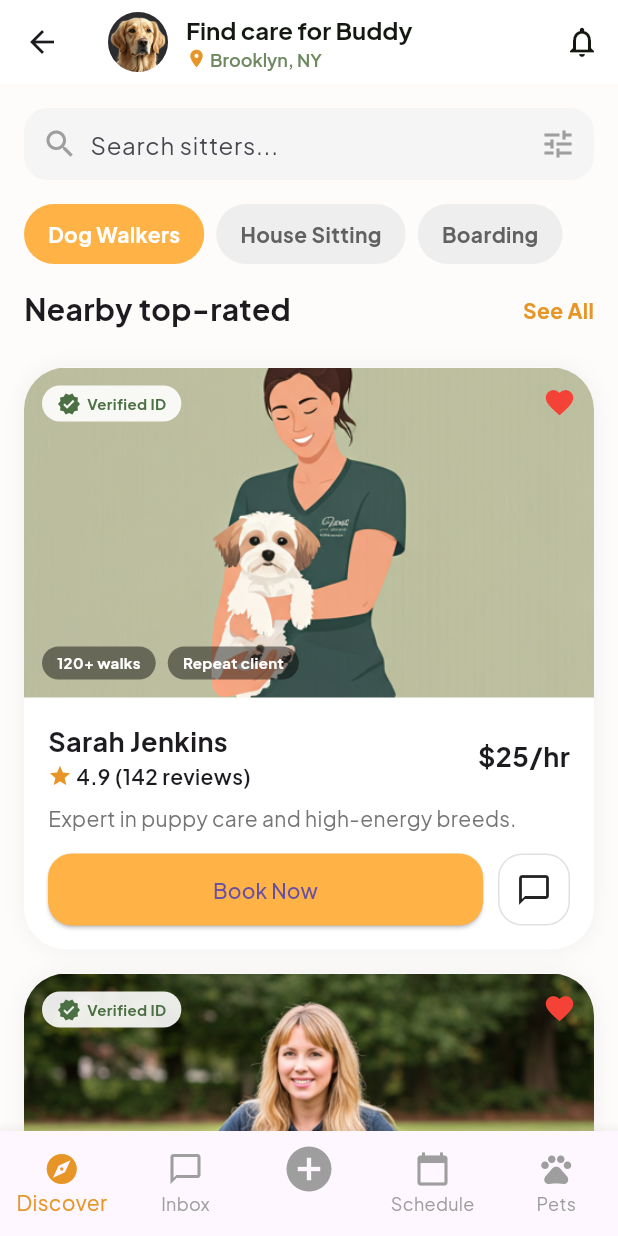
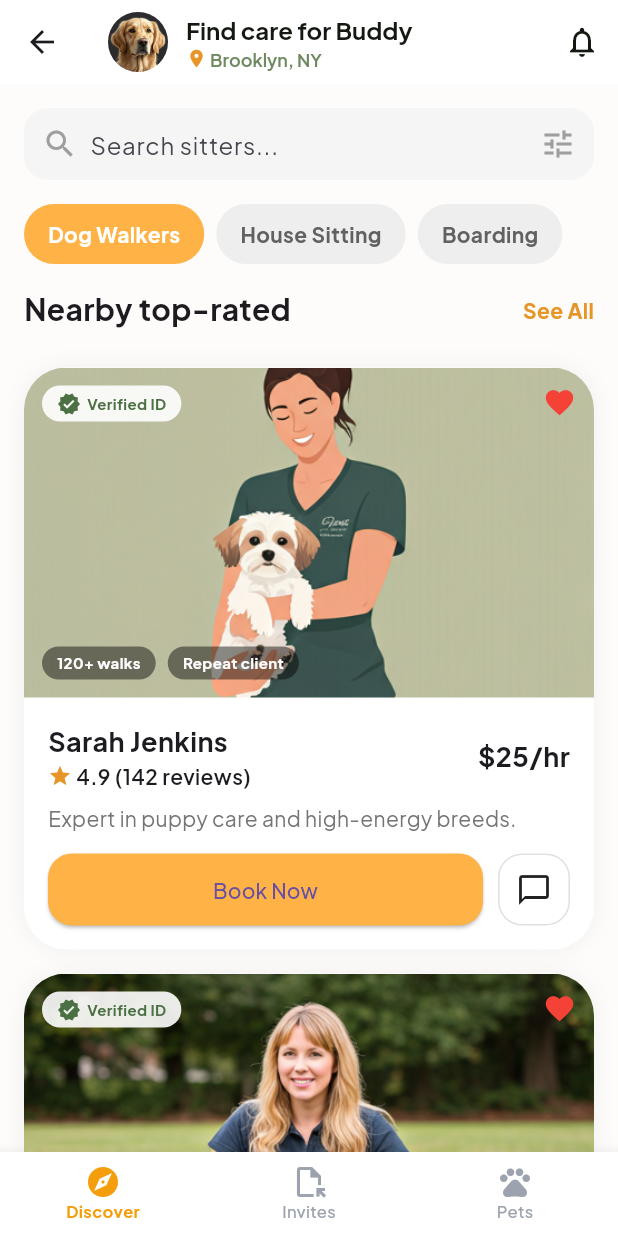
Before and after one commit to kalviumcommunity/S53-Jan2026-S53-Team-01-Flutter-Firebase-PetSure, a Flutter app: the RoleSelectionScreen screen opened directly, after a tap on "I'm a Pet Owner", after a tap on "Continue", on a phone screen of 412 x 824 dp. Run offline on Flutter 3.47's test engine with Material 3 defaults, Android fonts, the phone set to English and light mode, and no system bars; our stand-ins replace cloud_firestore, firebase_auth, firebase_core; accounts and stored records are empty.

Commit message:
feat: add pet owner profile page

```diff
--- a/pet_sure/lib/screens/petowner/dashboard_screen.dart
+++ b/pet_sure/lib/screens/petowner/dashboard_screen.dart
@@ -97,7 +97,7 @@ class DiscoverScreen extends StatelessWidget {
       ),
 
       /* ---------------- BOTTOM NAV ---------------- */
-      bottomNavigationBar: _bottomNav(),
+      // bottomNavigationBar: _bottomNav(),
     );
   }
 
@@ -374,23 +374,5 @@ class DiscoverScreen extends StatelessWidget {
     );
   }
 
-  Widget _bottomNav() {
-    return BottomNavigationBar(
-      type: BottomNavigationBarType.fixed,
-      selectedItemColor: amberDeep,
-      unselectedItemColor: Colors.grey,
-      items: const [
-        BottomNavigationBarItem(
-            icon: Icon(Icons.explore), label: 'Discover'),
-        BottomNavigationBarItem(
-            icon: Icon(Icons.chat_bubble_outline), label: 'Inbox'),
-        BottomNavigationBarItem(
-            icon: Icon(Icons.add_circle, size: 36), label: ''),
-        BottomNavigationBarItem(
-            icon: Icon(Icons.calendar_today), label: 'Schedule'),
-        BottomNavigationBarItem(
-            icon: Icon(Icons.pets), label: 'Pets'),
-      ],
-    );
-  }
+
 }
--- a/pet_sure/lib/screens/petowner/petowner_main_screen.dart
+++ b/pet_sure/lib/screens/petowner/petowner_main_screen.dart
@@ -4,9 +4,7 @@ import 'package:pet_sure/core/app_theme.dart';
 // TODO: update imports with your actual screen paths
 import 'package:pet_sure/screens/petowner/dashboard_screen.dart';
 import 'package:pet_sure/screens/petowner/invites_screen.dart';
-// import 'package:pet_sure/screens/petowner/create_screen.dart';
-// import 'package:pet_sure/screens/petowner/schedule_screen.dart';
-// import 'package:pet_sure/screens/petowner/pets_screen.dart';
+import 'package:pet_sure/screens/petowner/profile_screen.dart';
 
 class PetOwnerMainScreen extends StatefulWidget {
   const PetOwnerMainScreen({super.key});
@@ -21,9 +19,7 @@ class _PetOwnerMainScreenState extends State<PetOwnerMainScreen> {
   final List<Widget> _screens = const [
     DiscoverScreen(),
     InviteScreen(),
-    // PetOwnerCreateScreen(),
-    // PetOwnerScheduleScreen(),
-    // PetOwnerPetsScreen(),
+    ProfileScreen(),
   ];
 
   void _onItemTapped(int index) {
@@ -62,21 +58,9 @@ class _PetOwnerMainScreenState extends State<PetOwnerMainScreen> {
             label: 'Discover',
           ),
           BottomNavigationBarItem(
-            icon: Icon(Icons.chat_bubble_outline),
-            activeIcon: Icon(Icons.chat_bubble),
-            label: 'Inbox',
-          ),
-          BottomNavigationBarItem(
-            icon: Icon(
-              Icons.add_circle,
-              size: 36,
-            ),
-            label: '',
-          ),
-          BottomNavigationBarItem(
-            icon: Icon(Icons.calendar_today_outlined),
-            activeIcon: Icon(Icons.calendar_today),
-            label: 'Schedule',
+            icon: Icon(Icons.file_open_outlined),
+            activeIcon: Icon(Icons.file_open),
+            label: 'Invites',
           ),
           BottomNavigationBarItem(
             icon: Icon(Icons.pets_outlined),
--- /dev/null
+++ b/pet_sure/lib/screens/petowner/profile_screen.dart
@@ -0,0 +1,292 @@
+import 'package:flutter/material.dart';
+import 'package:pet_sure/core/app_theme.dart';
+import 'package:pet_sure/screens/login_screen.dart';
+import 'package:pet_sure/services/auth_service.dart';
+
+class ProfileScreen extends StatelessWidget {
+  const ProfileScreen({super.key});
+
+  @override
+  Widget build(BuildContext context) {
+      return SafeArea(
+        child: Column(
+          children: [
+            _buildAppBar(),
+            Expanded(
+              child: SingleChildScrollView(
+                padding: const EdgeInsets.symmetric(horizontal: 20),
+                child: Column(
+                  children: [
+                    const SizedBox(height: 10),
+                    _buildProfileHeader(),
+                    const SizedBox(height: 20),
+                    _buildStatsRow(),
+                    const SizedBox(height: 25),
+                    _buildPetsSection(),
+                    const SizedBox(height: 20),
+                    _buildAddPetButton(),
+                    const SizedBox(height: 30),
+                    _buildLogoutButton(context),
+                  ],
+                ),
+              ),
+            ),
+          ],
+        ),
+      );
+
+  }
+
+    Widget _buildLogoutButton(context) {
+    return SizedBox(
+      width: double.infinity,
+      child: ElevatedButton(
+        onPressed: () async {
+          await AuthService().logout();
+
+          if (context.mounted) {
+            Navigator.pushAndRemoveUntil(
+              context,
+              MaterialPageRoute(builder: (_) => const LoginScreen()),
+              (route) => false,
+            );
+          }
+        },
+        style: ElevatedButton.styleFrom(
+          backgroundColor: AppTheme.primaryOrange,
+          foregroundColor: Colors.white,
+          padding: const EdgeInsets.symmetric(vertical: 16),
+          shape: RoundedRectangleBorder(
+            borderRadius: BorderRadius.circular(16),
+          ),
+          elevation: 0,
+        ),
+        child: const Row(
+          mainAxisAlignment: MainAxisAlignment.center,
+          children: [
+            Text(
+              'Logout',
+              style: TextStyle(fontSize: 16, fontWeight: FontWeight.bold),
+            ),
+            SizedBox(width: 8),
+            Icon(Icons.logout, size: 16),
+          ],
+        ),
+      ),
+    );
+  }
+
+
+  Widget _buildAppBar() {
+    return Padding(
+      padding: const EdgeInsets.symmetric(horizontal: 10),
+      child: Row(
+        mainAxisAlignment: MainAxisAlignment.spaceBetween,
+        children: const [
+          CircleAvatar(
+            backgroundColor: Colors.white,
+            child: Icon(Icons.arrow_back, color: Colors.black),
+          ),
+          Text("Profile",
+              style: TextStyle(fontSize: 18, fontWeight: FontWeight.w600)),
+          CircleAvatar(
+            backgroundColor: Colors.white,
+            child: Icon(Icons.settings, color: Colors.black),
+          ),
+        ],
+      ),
+    );
+  }
+
+  Widget _buildProfileHeader() {
+    return Column(
+      children: [
+        Stack(
+          children: [
+            const CircleAvatar(
+              radius: 45,
+              backgroundImage: AssetImage("assets/profile.jpg"),
+            ),
+            Positioned(
+              bottom: 0,
+              right: 0,
+              child: Container(
+                padding: const EdgeInsets.all(6),
+                decoration: const BoxDecoration(
+                  shape: BoxShape.circle,
+                  color: Colors.white,
+                ),
+                child: const Icon(Icons.camera_alt, size: 18),
+              ),
+            )
+          ],
+        ),
+        const SizedBox(height: 10),
+        const Text("Marcus Thompson",
+            style: TextStyle(fontSize: 20, fontWeight: FontWeight.bold)),
+        const SizedBox(height: 4),
+        const Text("Pet Owner • Austin, TX",
+            style: TextStyle(color: Colors.grey)),
+        const SizedBox(height: 8),
+        Container(
+          padding: const EdgeInsets.symmetric(horizontal: 12, vertical: 6),
+          decoration: BoxDecoration(
+            color: Colors.green.shade50,
+            borderRadius: BorderRadius.circular(20),
+          ),
+          child: const Text("Profile Verified",
+              style: TextStyle(color: Colors.green)),
+        )
+      ],
+    );
+  }
+
+  Widget _buildStatsRow() {
+    return Row(
+      mainAxisAlignment: MainAxisAlignment.spaceBetween,
+      children: const [
+        _StatCard(title: "3", subtitle: "PETS"),
+        _StatCard(title: "12", subtitle: "BOOKINGS"),
+        _StatCard(title: "4.8", subtitle: "RATING"),
+      ],
+    );
+  }
+
+  Widget _buildPetsSection() {
+    return Column(
+      crossAxisAlignment: CrossAxisAlignment.start,
+      children: const [
+        Row(
+          children: [
+            Icon(Icons.pets, color: Colors.orange),
+            SizedBox(width: 8),
+            Text("Your Pets",
+                style: TextStyle(fontSize: 16, fontWeight: FontWeight.w600)),
+          ],
+        ),
+        SizedBox(height: 15),
+        PetCard(
+          name: "Luna",
+          breed: "Golden Retriever • 3 yrs",
+          tags: ["Active", "Vaccinated"],
+          image: "assets/dog.jpg",
+        ),
+        SizedBox(height: 12),
+        PetCard(
+          name: "Oliver",
+          breed: "Maine Coon • 1 yr",
+          tags: ["Indoor"],
+          image: "assets/cat.jpg",
+        ),
+      ],
+    );
+  }
+
+  Widget _buildAddPetButton() {
+    return SizedBox(
+      width: double.infinity,
+      child: ElevatedButton(
+        style: ElevatedButton.styleFrom(
+          backgroundColor: AppTheme.primaryOrange,
+          foregroundColor: Colors.white,
+          padding: const EdgeInsets.symmetric(vertical: 16),
+          shape:
+              RoundedRectangleBorder(borderRadius: BorderRadius.circular(14)),
+        ),
+        onPressed: () {},
+        child: const Text("+ Add New Pet", style: TextStyle(fontSize: 16)),
+      ),
+    );
+  }
+}
+
+class _StatCard extends StatelessWidget {
+  final String title;
+  final String subtitle;
+
+  const _StatCard({required this.title, required this.subtitle});
+
+  @override
+  Widget build(BuildContext context) {
+    return Expanded(
+      child: Container(
+        margin: const EdgeInsets.symmetric(horizontal: 6),
+        padding: const EdgeInsets.symmetric(vertical: 18),
+        decoration: BoxDecoration(
+          color: Colors.white,
+          borderRadius: BorderRadius.circular(14),
+        ),
+        child: Column(
+          children: [
+            Text(title,
+                style:
+                    const TextStyle(fontSize: 18, fontWeight: FontWeight.bold)),
+            const SizedBox(height: 4),
+            Text(subtitle,
+                style: const TextStyle(color: Colors.grey, fontSize: 12)),
+          ],
+        ),
+      ),
+    );
+  }
+}
+
+class PetCard extends StatelessWidget {
+  final String name;
+  final String breed;
+  final List<String> tags;
+  final String image;
+
+  const PetCard({
+    super.key,
+    required this.name,
+    required this.breed,
+    required this.tags,
+    required this.image,
+  });
+
+  @override
+  Widget build(BuildContext context) {
+    return Container(
+      padding: const EdgeInsets.all(12),
+      decoration: BoxDecoration(
+        color: Colors.white,
+        borderRadius: BorderRadius.circular(14),
+      ),
+      child: Row(
+        children: [
+          CircleAvatar(radius: 28, backgroundImage: AssetImage(image)),
+          const SizedBox(width: 12),
+          Expanded(
+            child: Column(
+              crossAxisAlignment: CrossAxisAlignment.start,
+              children: [
+                Text(name,
+                    style: const TextStyle(
+                        fontSize: 15, fontWeight: FontWeight.w600)),
+                Text(breed, style: const TextStyle(color: Colors.grey)),
+                const SizedBox(height: 6),
+                Wrap(
+                  spacing: 6,
+                  children: tags
+                      .map((tag) => Container(
+                            padding: const EdgeInsets.symmetric(
+                                horizontal: 8, vertical: 4),
+                            decoration: BoxDecoration(
+                              color: Colors.blue.shade50,
+                              borderRadius: BorderRadius.circular(10),
+                            ),
+                            child: Text(tag,
+                                style: const TextStyle(fontSize: 11)),
+                          ))
+                      .toList(),
+                )
+              ],
+            ),
+          ),
+          const Icon(Icons.edit, size: 18, color: Colors.grey)
+        ],
+      ),
+    );
+  }
+}
--- a/pet_sure/lib/screens/role_selection_screen.dart
+++ b/pet_sure/lib/screens/role_selection_screen.dart
@@ -4,6 +4,7 @@ import 'package:pet_sure/screens/caregiver/caregiver_main_screen.dart';
 import 'package:pet_sure/screens/petowner/dashboard_screen.dart';
 import 'package:firebase_auth/firebase_auth.dart';
 import 'package:pet_sure/services/user_service.dart';
+import 'package:pet_sure/screens/petowner/petowner_main_screen.dart';
 
 enum UserRole { petOwner, caregiver }
 
@@ -38,7 +39,7 @@ class _RoleSelectionScreenState extends State<RoleSelectionScreen> {
     if (roleString == "pet_owner") {
       Navigator.pushReplacement(
         context,
-        MaterialPageRoute(builder: (_) => const DiscoverScreen()),
+        MaterialPageRoute(builder: (_) => const PetOwnerMainScreen()),
       );
     } else {
       Navigator.pushReplacement(
```
